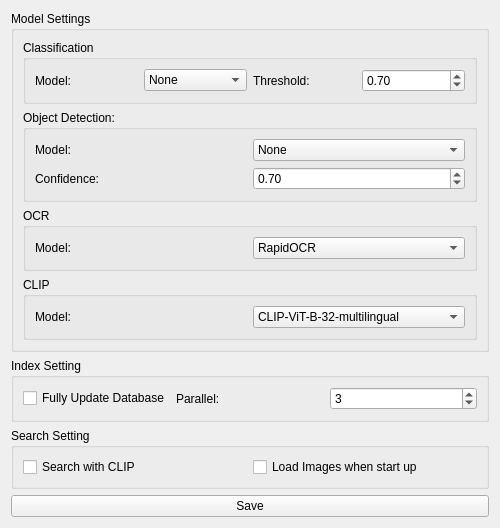
HighDoping/PicFinder, file src/SettingsWindow.ui: the form before one commit.
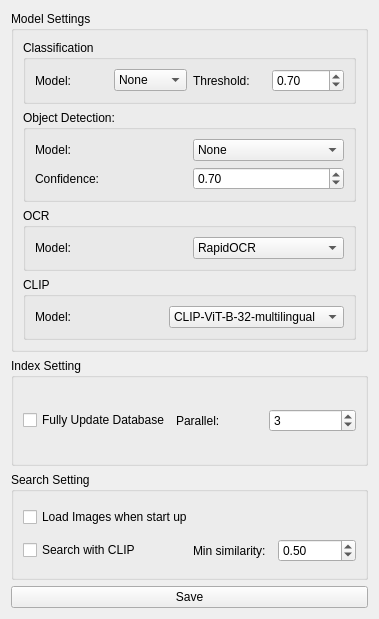
The form after the commit. Icons and pictures are not drawn.

Commit message: CLIP support.

Patch:
```diff
--- a/src/SettingsWindow.ui
+++ b/src/SettingsWindow.ui
@@ -6,8 +6,8 @@
    <rect>
     <x>0</x>
     <y>0</y>
-    <width>500</width>
-    <height>496</height>
+    <width>379</width>
+    <height>619</height>
    </rect>
   </property>
   <property name="windowTitle">
@@ -250,14 +250,7 @@
      <property name="title">
       <string>Search Setting</string>
      </property>
-     <layout class="QHBoxLayout" name="horizontalLayout_6">
-      <item>
-       <widget class="QCheckBox" name="checkBox_enable_CLIP">
-        <property name="text">
-         <string>Search with CLIP</string>
-        </property>
-       </widget>
-      </item>
+     <layout class="QVBoxLayout" name="verticalLayout_4">
       <item>
        <widget class="QCheckBox" name="checkBox_load_all">
         <property name="text">
@@ -265,6 +258,41 @@
         </property>
        </widget>
       </item>
+      <item>
+       <layout class="QHBoxLayout" name="horizontalLayout_11">
+        <item>
+         <widget class="QCheckBox" name="checkBox_enable_CLIP">
+          <property name="text">
+           <string>Search with CLIP</string>
+          </property>
+         </widget>
+        </item>
+        <item>
+         <layout class="QHBoxLayout" name="horizontalLayout_6">
+          <item>
+           <widget class="QLabel" name="label_8">
+            <property name="text">
+             <string>Min similarity:</string>
+            </property>
+           </widget>
+          </item>
+          <item>
+           <widget class="QDoubleSpinBox" name="doubleSpinBox_CLIP_threshold">
+            <property name="maximum">
+             <double>1.000000000000000</double>
+            </property>
+            <property name="singleStep">
+             <double>0.010000000000000</double>
+            </property>
+            <property name="value">
+             <double>0.500000000000000</double>
+            </property>
+           </widget>
+          </item>
+         </layout>
+        </item>
+       </layout>
+      </item>
      </layout>
     </widget>
    </item>
```
The commit also changes 9 other files.
